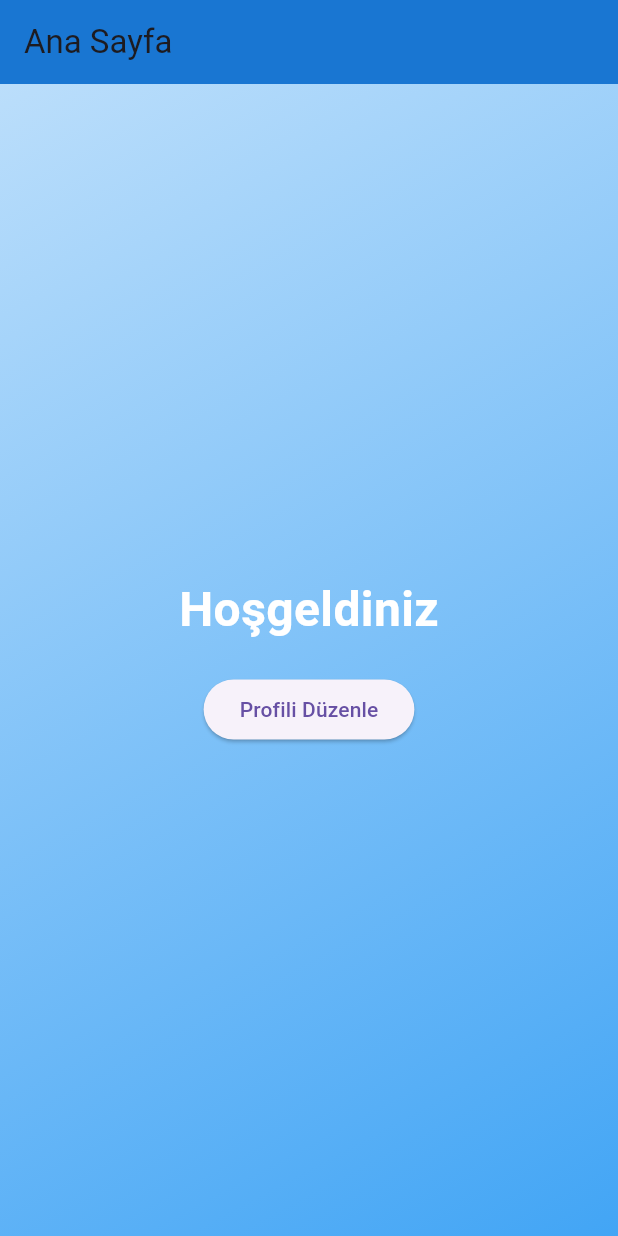
After one commit to Nurkurtoglu/WebMobilProje, a Flutter app: the HomePage screen opened directly, on a phone screen of 412 x 824 dp. The commit adds this screen. Run offline on Flutter 3.47's test engine with Material 3 defaults, Android fonts, the phone set to English and light mode, and no system bars; our stand-ins replace cloud_firestore, firebase_auth, firebase_core; accounts and stored records are empty.

Commit message:
Auth ekranları ve Firebase entegrasyonu: Kullanıcı kaydı, oturum açma ve profil düzenleme arayüzü tamamlandı.

```diff
--- /dev/null
+++ b/akademiix/projeakademix/lib/home_page.dart
@@ -0,0 +1,62 @@
+import 'package:flutter/material.dart';
+import 'package:projeakademix/edit_profile_page.dart';
+
+class HomePage extends StatefulWidget {
+  const HomePage({
+    Key? key,
+    required String firstName,
+    required String lastName,
+  }) : super(key: key);
+
+  @override
+  State<HomePage> createState() => _HomePageState();
+}
+
+class _HomePageState extends State<HomePage> {
+  @override
+  Widget build(BuildContext context) {
+    return Scaffold(
+      resizeToAvoidBottomInset:
+          true, // Klavye açıldığında ekran yeniden boyutlandırılır
+      appBar: AppBar(
+        title: Text("Ana Sayfa"),
+        backgroundColor: Colors.blue.shade700,
+      ),
+      body: Container(
+        decoration: BoxDecoration(
+          gradient: LinearGradient(
+            colors: [Colors.blue.shade100, Colors.blue.shade400],
+            begin: Alignment.topLeft,
+            end: Alignment.bottomRight,
+          ),
+        ),
+        padding: const EdgeInsets.all(20),
+        child: Center(
+          child: Column(
+            mainAxisAlignment: MainAxisAlignment.center,
+            children: [
+              Text(
+                'Hoşgeldiniz',
+                style: TextStyle(
+                  fontSize: 32,
+                  fontWeight: FontWeight.bold,
+                  color: Colors.white,
+                ),
+              ),
+              SizedBox(height: 20),
+              ElevatedButton(
+                onPressed: () {
+                  Navigator.push(
+                    context,
+                    MaterialPageRoute(builder: (context) => EditProfilePage()),
+                  );
+                },
+                child: Text('Profili Düzenle'),
+              ),
+            ],
+          ),
+        ),
+      ),
+    );
+  }
+}
--- a/akademiix/projeakademix/pubspec.yaml
+++ b/akademiix/projeakademix/pubspec.yaml
@@ -28,6 +28,7 @@ environment:
 # the latest version available on pub.dev. To see which dependencies have newer
 # versions available, run `flutter pub outdated`.
 dependencies:
+  cloud_firestore: ^5.6.5
   flutter:
     sdk: flutter
 
@@ -35,6 +36,7 @@ dependencies:
   # Use with the CupertinoIcons class for iOS style icons.
   cupertino_icons: ^1.0.8
   firebase_core: ^3.12.1
+  firebase_auth: ^5.5.1
 
 dev_dependencies:
   flutter_test:
```
Also changed, not shown: akademiix/projeakademix/lib/edit_profile_page.dart (+76 -21 lines), akademiix/projeakademix/lib/login_page.dart (+38 -18 lines), akademiix/projeakademix/lib/services/auth_service.dart (added, +48 -0 lines), akademiix/projeakademix/lib/signup_page.dart (+46 -18 lines), akademiix/projeakademix/pubspec.lock, 4 other files.
